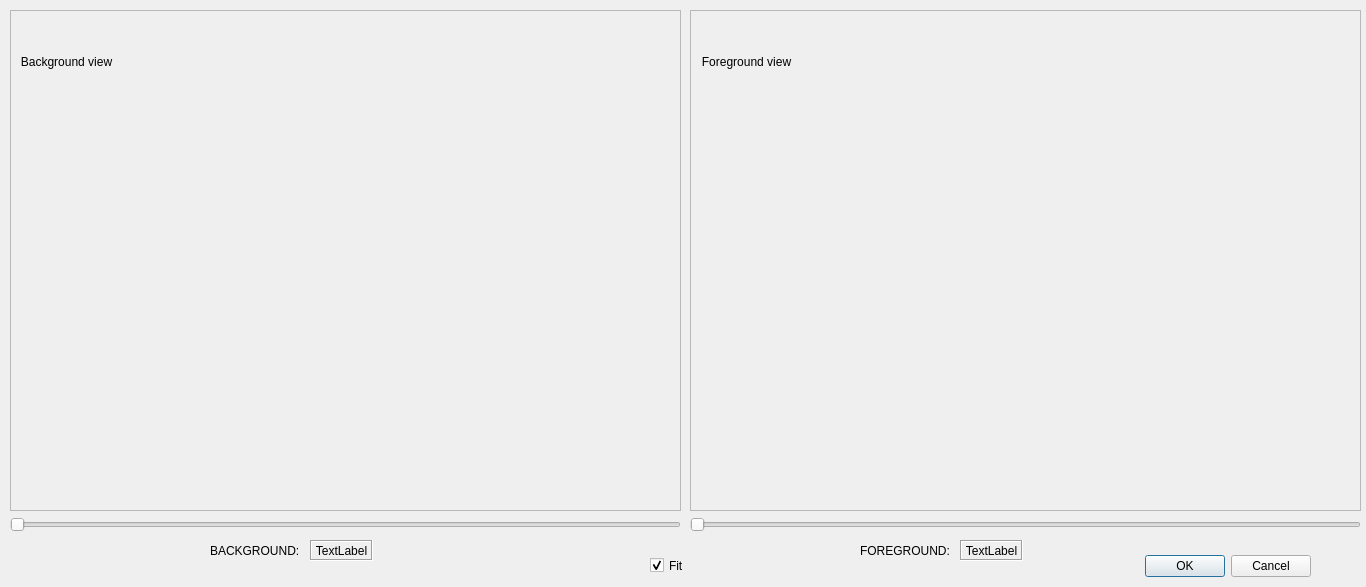
Old version of the form disparity.ui in the repository AbsurdePhoton/disparity-filtering-mpo.
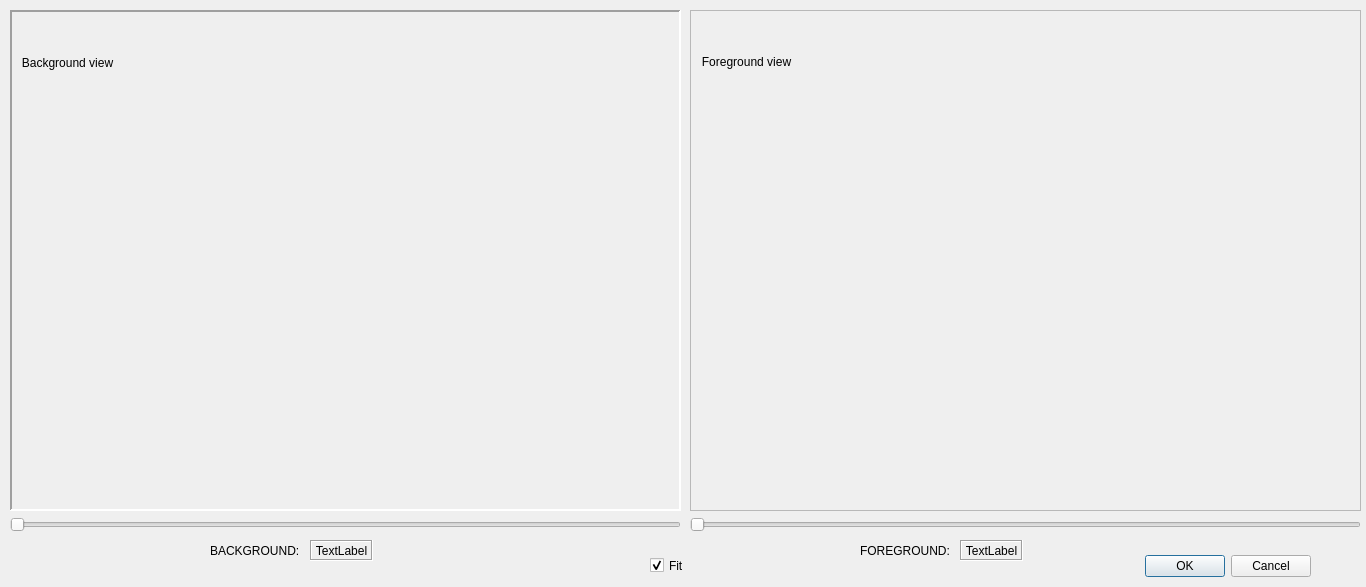
New version of the form. Icons and pictures are not drawn.

Diff of the .ui file:
```diff
--- a/disparity.ui
+++ b/disparity.ui
@@ -167,6 +167,12 @@
    <property name="toolTip">
     <string>Use the slider until the BACKGROUND is sharp</string>
    </property>
+   <property name="frameShape">
+    <enum>QFrame::Panel</enum>
+   </property>
+   <property name="lineWidth">
+    <number>2</number>
+   </property>
    <property name="widgetResizable">
     <bool>true</bool>
    </property>
@@ -178,8 +184,8 @@
      <rect>
       <x>0</x>
       <y>0</y>
-      <width>669</width>
-      <height>499</height>
+      <width>667</width>
+      <height>497</height>
      </rect>
     </property>
     <widget class="QLabel" name="label_background_disparity">
```
